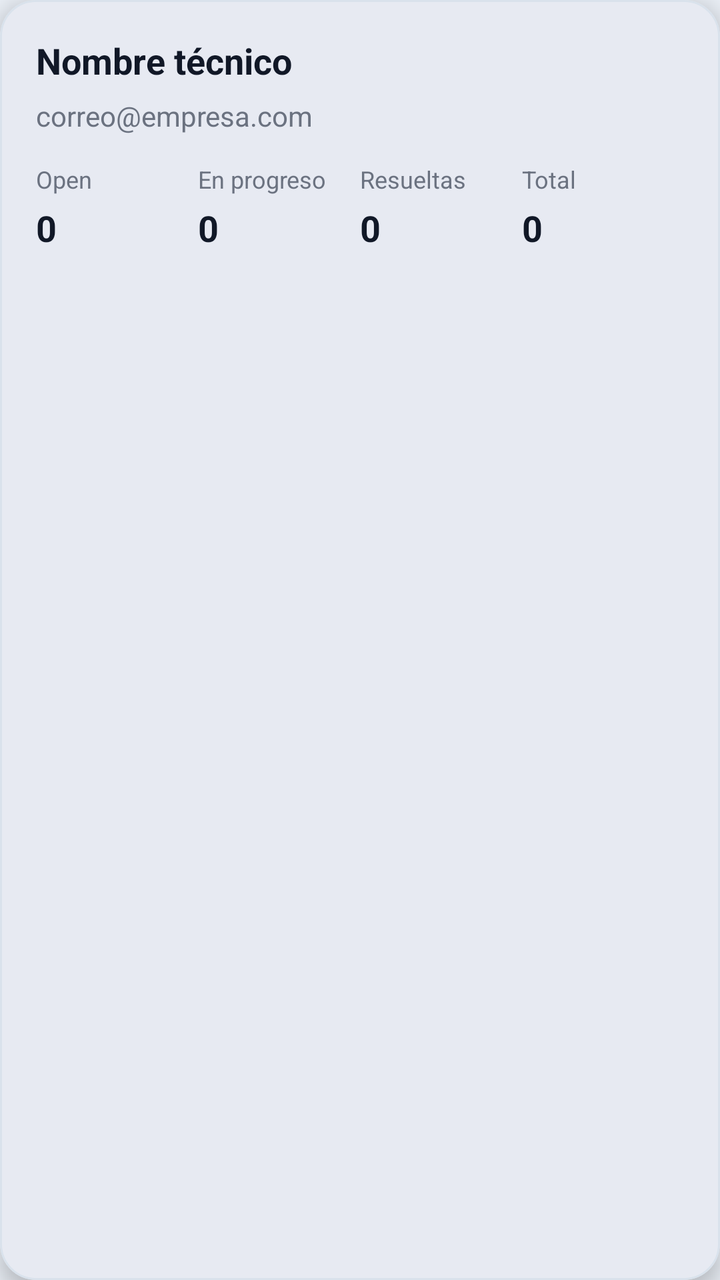
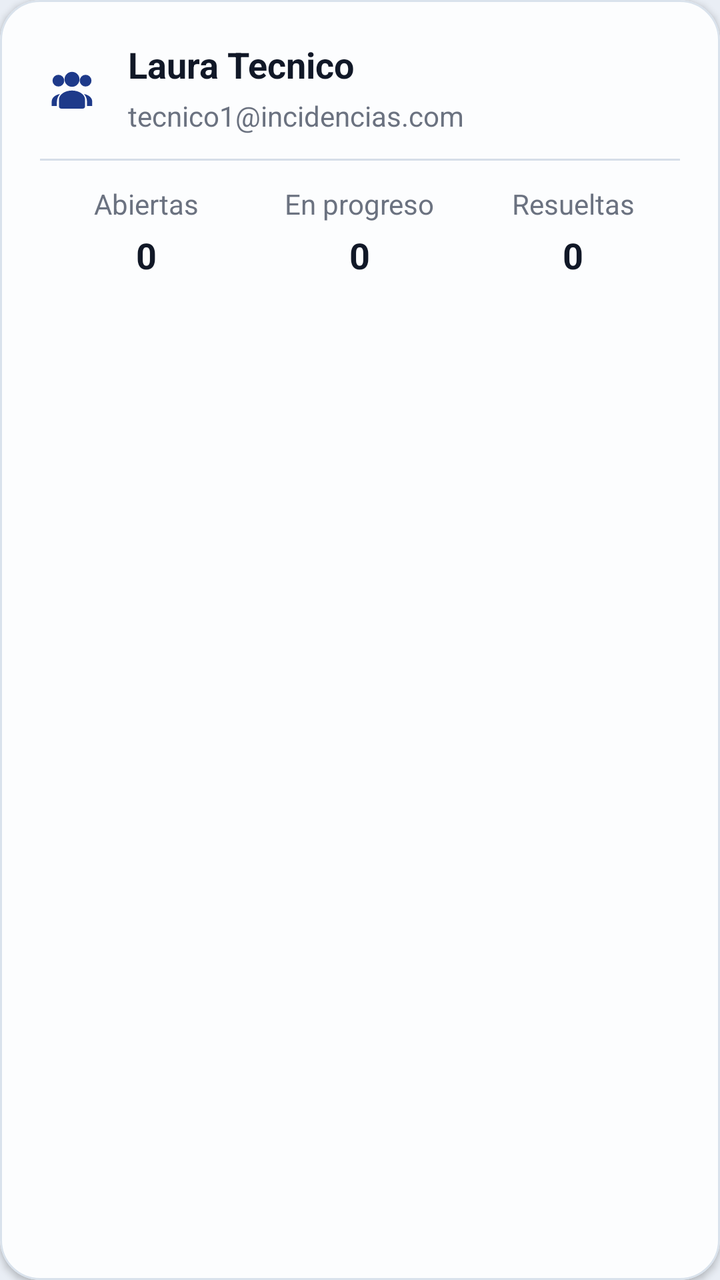

Before-and-after screenshots of an Android layout around one commit, followed by the original layout XML and the change that was made.
<!-- AndroidManifest.xml: application theme Theme.Tfgincidenciasfront -->
<!-- res/layout/item_manager_team_member.xml -->
<?xml version="1.0" encoding="utf-8"?>
<com.google.android.material.card.MaterialCardView
    xmlns:android="http://schemas.android.com/apk/res/android"
    xmlns:app="http://schemas.android.com/apk/res-auto"
    android:layout_width="match_parent"
    android:layout_height="wrap_content"
    android:layout_marginHorizontal="16dp"
    android:layout_marginTop="8dp"
    android:layout_marginBottom="4dp"
    app:cardBackgroundColor="@color/surface"
    app:cardCornerRadius="18dp"
    app:cardElevation="6dp">

    <LinearLayout
        android:layout_width="match_parent"
        android:layout_height="wrap_content"
        android:orientation="vertical"
        android:padding="18dp">

        <TextView
            android:id="@+id/tvName"
            android:layout_width="match_parent"
            android:layout_height="wrap_content"
            android:text="Nombre técnico"
            android:textColor="@color/onSurface"
            android:textSize="18sp"
            android:textStyle="bold" />

        <TextView
            android:id="@+id/tvSubtitle"
            android:layout_width="match_parent"
            android:layout_height="wrap_content"
            android:layout_marginTop="6dp"
            android:text="correo@empresa.com"
            android:textColor="@color/secondaryText"
            android:textSize="14sp" />

        <LinearLayout
            android:layout_width="match_parent"
            android:layout_height="wrap_content"
            android:layout_marginTop="14dp"
            android:orientation="horizontal">

            <LinearLayout
                android:layout_width="0dp"
                android:layout_height="wrap_content"
                android:layout_weight="1"
                android:orientation="vertical">

                <TextView
                    android:layout_width="wrap_content"
                    android:layout_height="wrap_content"
                    android:text="Open"
                    android:textColor="@color/secondaryText"
                    android:textSize="12sp" />

                <TextView
                    android:id="@+id/tvOpenCount"
                    android:layout_width="wrap_content"
                    android:layout_height="wrap_content"
                    android:layout_marginTop="4dp"
                    android:text="0"
                    android:textColor="@color/onSurface"
                    android:textSize="18sp"
                    android:textStyle="bold" />
            </LinearLayout>

            <LinearLayout
                android:layout_width="0dp"
                android:layout_height="wrap_content"
                android:layout_weight="1"
                android:orientation="vertical">

                <TextView
                    android:layout_width="wrap_content"
                    android:layout_height="wrap_content"
                    android:text="En progreso"
                    android:textColor="@color/secondaryText"
                    android:textSize="12sp" />

                <TextView
                    android:id="@+id/tvInProgressCount"
                    android:layout_width="wrap_content"
                    android:layout_height="wrap_content"
                    android:layout_marginTop="4dp"
                    android:text="0"
                    android:textColor="@color/onSurface"
                    android:textSize="18sp"
                    android:textStyle="bold" />
            </LinearLayout>

            <LinearLayout
                android:layout_width="0dp"
                android:layout_height="wrap_content"
                android:layout_weight="1"
                android:orientation="vertical">

                <TextView
                    android:layout_width="wrap_content"
                    android:layout_height="wrap_content"
                    android:text="Resueltas"
                    android:textColor="@color/secondaryText"
                    android:textSize="12sp" />

                <TextView
                    android:id="@+id/tvResolvedCount"
                    android:layout_width="wrap_content"
                    android:layout_height="wrap_content"
                    android:layout_marginTop="4dp"
                    android:text="0"
                    android:textColor="@color/onSurface"
                    android:textSize="18sp"
                    android:textStyle="bold" />
            </LinearLayout>

            <LinearLayout
                android:layout_width="0dp"
                android:layout_height="wrap_content"
                android:layout_weight="1"
                android:orientation="vertical">

                <TextView
                    android:layout_width="wrap_content"
                    android:layout_height="wrap_content"
                    android:text="Total"
                    android:textColor="@color/secondaryText"
                    android:textSize="12sp" />

                <TextView
                    android:id="@+id/tvTotalCount"
                    android:layout_width="wrap_content"
                    android:layout_height="wrap_content"
                    android:layout_marginTop="4dp"
                    android:text="0"
                    android:textColor="@color/onSurface"
                    android:textSize="18sp"
                    android:textStyle="bold" />
            </LinearLayout>
        </LinearLayout>
    </LinearLayout>
</com.google.android.material.card.MaterialCardView>
<!-- resources referenced by this layout -->
<resources>
  <color name="onSurface">#111827</color>
  <color name="secondaryText">#6B7280</color>
  <color name="surface">#FFFFFF</color>
  <style name="Theme.Tfgincidenciasfront" parent="Base.Theme.Tfgincidenciasfront" />
  <style name="Base.Theme.Tfgincidenciasfront" parent="Theme.Material3.DayNight.NoActionBar">
          
          <item name="colorPrimary">@color/primary</item>
          <item name="colorOnPrimary">@color/onPrimary</item>
          <item name="colorPrimaryContainer">@color/primary_container</item>
  
          
          <item name="android:colorBackground">@color/background</item>
  
          
          <item name="colorSurface">@color/surface</item>
          <item name="colorSurfaceVariant">@color/surfaceVariant</item>
          <item name="colorOnSurface">@color/onSurface</item>
  
          
          <item name="colorSecondary">@color/secondaryText</item>
          <item name="colorOutline">@color/stroke_soft</item>
  
          
          <item name="android:statusBarColor">@color/primary</item>
          <item name="android:navigationBarColor">@color/background</item>
  
          
          <item name="materialCardViewStyle">@style/AppCard</item>
      </style>
  <color name="primary">#1E3A8A</color>
  <color name="onPrimary">#FFFFFF</color>
  <color name="primary_container">#E8EEF9</color>
  <color name="background">#E9EEF5</color>
  <color name="surfaceVariant">#F7F9FC</color>
  <color name="stroke_soft">#E2E8F0</color>
  <style name="AppCard">
          <item name="cardCornerRadius">@dimen/card_radius</item>
          <item name="cardElevation">2dp</item>
          <item name="strokeColor">@color/stroke_card</item>
          <item name="strokeWidth">@dimen/card_stroke_width</item>
          <item name="cardBackgroundColor">@color/surface_elevated</item>
      </style>
  <dimen name="card_radius">20dp</dimen>
  <color name="stroke_card">#D9E2EC</color>
  <dimen name="card_stroke_width">1dp</dimen>
  <color name="surface_elevated">#FCFDFE</color>
</resources>

<!-- the commit's change to res/layout/item_manager_team_member.xml (unified diff, before → after) -->
@@ -2,140 +2,142 @@
 <com.google.android.material.card.MaterialCardView
     xmlns:android="http://schemas.android.com/apk/res/android"
     xmlns:app="http://schemas.android.com/apk/res-auto"
+    style="@style/AppCard"
     android:layout_width="match_parent"
     android:layout_height="wrap_content"
-    android:layout_marginHorizontal="16dp"
-    android:layout_marginTop="8dp"
-    android:layout_marginBottom="4dp"
-    app:cardBackgroundColor="@color/surface"
-    app:cardCornerRadius="18dp"
-    app:cardElevation="6dp">
+    android:layout_marginStart="@dimen/padding_screen_horizontal"
+    android:layout_marginTop="@dimen/spacing_lg"
+    android:layout_marginEnd="@dimen/padding_screen_horizontal"
+    android:clickable="true"
+    android:focusable="true"
+    android:stateListAnimator="@animator/card_press_state_animator"
+    app:rippleColor="@color/card_ripple">
 
     <LinearLayout
         android:layout_width="match_parent"
         android:layout_height="wrap_content"
         android:orientation="vertical"
-        android:padding="18dp">
-
-        <TextView
-            android:id="@+id/tvName"
-            android:layout_width="match_parent"
-            android:layout_height="wrap_content"
-            android:text="Nombre técnico"
-            android:textColor="@color/onSurface"
-            android:textSize="18sp"
-            android:textStyle="bold" />
-
-        <TextView
-            android:id="@+id/tvSubtitle"
-            android:layout_width="match_parent"
-            android:layout_height="wrap_content"
-            android:layout_marginTop="6dp"
-            android:text="correo@empresa.com"
-            android:textColor="@color/secondaryText"
-            android:textSize="14sp" />
+        android:padding="@dimen/card_padding_lg">
 
         <LinearLayout
             android:layout_width="match_parent"
             android:layout_height="wrap_content"
-            android:layout_marginTop="14dp"
+            android:gravity="center_vertical"
             android:orientation="horizontal">
+
+            <ImageView
+                android:layout_width="@dimen/icon_size_xl"
+                android:layout_height="@dimen/icon_size_xl"
+                android:contentDescription="@null"
+                android:src="@drawable/ic_home_team"
+                android:tint="@color/primary" />
+
+            <LinearLayout
+                android:layout_width="0dp"
+                android:layout_height="wrap_content"
+                android:layout_marginStart="@dimen/spacing_md"
+                android:layout_weight="1"
+                android:orientation="vertical">
+
+                <TextView
+                    android:id="@+id/tvName"
+                    style="@style/TextTitle"
+                    android:layout_width="match_parent"
+                    android:layout_height="wrap_content"
+                    android:text="Laura Tecnico" />
+
+                <TextView
+                    android:id="@+id/tvSubtitle"
+                    style="@style/TextSecondary"
+                    android:layout_width="match_parent"
+                    android:layout_height="wrap_content"
+                    android:layout_marginTop="@dimen/spacing_xs"
+                    android:text="tecnico1@incidencias.com" />
+            </LinearLayout>
+        </LinearLayout>
+
+        <View
+            android:layout_width="match_parent"
+            android:layout_height="1dp"
+            android:layout_marginTop="@dimen/spacing_md"
+            android:layout_marginBottom="@dimen/spacing_md"
+            android:background="@color/divider" />
+
+        <LinearLayout
+            android:layout_width="match_parent"
+            android:layout_height="wrap_content"
+            android:baselineAligned="false"
+            android:gravity="center_vertical"
+            android:orientation="horizontal"
+            android:weightSum="3">
 
             <LinearLayout
                 android:layout_width="0dp"
                 android:layout_height="wrap_content"
                 android:layout_weight="1"
+                android:gravity="center_horizontal"
                 android:orientation="vertical">
 
                 <TextView
+                    style="@style/TextSecondary"
                     android:layout_width="wrap_content"
                     android:layout_height="wrap_content"
-                    android:text="Open"
-                    android:textColor="@color/secondaryText"
-                    android:textSize="12sp" />
+                    android:text="Abiertas" />
 
                 <TextView
                     android:id="@+id/tvOpenCount"
+                    style="@style/TextTitle"
                     android:layout_width="wrap_content"
                     android:layout_height="wrap_content"
-                    android:layout_marginTop="4dp"
-                    android:text="0"
-                    android:textColor="@color/onSurface"
-                    android:textSize="18sp"
-                    android:textStyle="bold" />
+                    android:layout_marginTop="@dimen/spacing_xs"
+                    android:text="0" />
             </LinearLayout>
 
             <LinearLayout
                 android:layout_width="0dp"
                 android:layout_height="wrap_content"
                 android:layout_weight="1"
+                android:gravity="center_horizontal"
                 android:orientation="vertical">
 
                 <TextView
+                    style="@style/TextSecondary"
                     android:layout_width="wrap_content"
                     android:layout_height="wrap_content"
-                    android:text="En progreso"
-                    android:textColor="@color/secondaryText"
-                    android:textSize="12sp" />
+                    android:text="En progreso" />
 
                 <TextView
                     android:id="@+id/tvInProgressCount"
+                    style="@style/TextTitle"
                     android:layout_width="wrap_content"
                     android:layout_height="wrap_content"
-                    android:layout_marginTop="4dp"
-                    android:text="0"
-                    android:textColor="@color/onSurface"
-                    android:textSize="18sp"
-                    android:textStyle="bold" />
+                    android:layout_marginTop="@dimen/spacing_xs"
+                    android:text="0" />
             </LinearLayout>
 
             <LinearLayout
                 android:layout_width="0dp"
                 android:layout_height="wrap_content"
                 android:layout_weight="1"
+                android:gravity="center_horizontal"
                 android:orientation="vertical">
 
                 <TextView
+                    style="@style/TextSecondary"
                     android:layout_width="wrap_content"
                     android:layout_height="wrap_content"
-                    android:text="Resueltas"
-                    android:textColor="@color/secondaryText"
-                    android:textSize="12sp" />
+                    android:text="Resueltas" />
 
                 <TextView
                     android:id="@+id/tvResolvedCount"
+                    style="@style/TextTitle"
                     android:layout_width="wrap_content"
                     android:layout_height="wrap_content"
-                    android:layout_marginTop="4dp"
-                    android:text="0"
-                    android:textColor="@color/onSurface"
-                    android:textSize="18sp"
-                    android:textStyle="bold" />
-            </LinearLayout>
-
-            <LinearLayout
-                android:layout_width="0dp"
-                android:layout_height="wrap_content"
-                android:layout_weight="1"
-                android:orientation="vertical">
-
-                <TextView
-                    android:layout_width="wrap_content"
-                    android:layout_height="wrap_content"
-                    android:text="Total"
-                    android:textColor="@color/secondaryText"
-                    android:textSize="12sp" />
-
-                <TextView
-                    android:id="@+id/tvTotalCount"
-                    android:layout_width="wrap_content"
-                    android:layout_height="wrap_content"
-                    android:layout_marginTop="4dp"
-                    android:text="0"
-                    android:textColor="@color/onSurface"
-                    android:textSize="18sp"
-                    android:textStyle="bold" />
+                    android:layout_marginTop="@dimen/spacing_xs"
+                    android:text="0" />
             </LinearLayout>
         </LinearLayout>
+
     </LinearLayout>
+
 </com.google.android.material.card.MaterialCardView>
<!-- resource entries referenced after the edit -->
@@ -1,7 +1,10 @@
 <!-- resources referenced by this layout -->
 <resources>
+  <color name="card_ripple">#33FFFFFF</color>
+  <color name="divider">#D6DEE8</color>
   <color name="onSurface">#111827</color>
   <color name="secondaryText">#6B7280</color>
+  <dimen name="text_title">18sp</dimen>
   <color name="surface">#FFFFFF</color>
   <style name="Theme.Tfgincidenciasfront" parent="Base.Theme.Tfgincidenciasfront" />
   <style name="Base.Theme.Tfgincidenciasfront" parent="Theme.Material3.DayNight.NoActionBar">
@@ -30,6 +33,32 @@
           <item name="materialCardViewStyle">@style/AppCard</item>
       </style>
   <color name="primary">#1E3A8A</color>
+  <dimen name="card_padding_lg">20dp</dimen>
+  <dimen name="icon_size_xl">32dp</dimen>
+  <dimen name="padding_screen_horizontal">20dp</dimen>
+  <dimen name="spacing_lg">16dp</dimen>
+  <dimen name="spacing_md">12dp</dimen>
+  <dimen name="spacing_xs">4dp</dimen>
+  <!-- drawable ic_home_team (drawable) -->
+  <?xml version="1.0" encoding="utf-8"?>
+  <vector xmlns:android="http://schemas.android.com/apk/res/android"
+      android:width="24dp"
+      android:height="24dp"
+      android:viewportWidth="24"
+      android:viewportHeight="24">
+  
+      <path
+          android:fillColor="#000000"
+          android:pathData="M12,6.2a2.8,2.8 0,1 1,0 5.6a2.8,2.8 0,0 1,0 -5.6zM6.9,7.3a2.2,2.2 0,1 1,0 4.4a2.2,2.2 0,0 1,0 -4.4zM17.1,7.3a2.2,2.2 0,1 1,0 4.4a2.2,2.2 0,0 1,0 -4.4z" />
+  
+      <path
+          android:fillColor="#000000"
+          android:pathData="M12,13.2c2.7,0 4.9,1.52 4.9,3.4V19a1,1 0,0 1,-1 1H8.1a1,1 0,0 1,-1 -1v-2.4c0,-1.88 2.2,-3.4 4.9,-3.4z" />
+  
+      <path
+          android:fillColor="#000000"
+          android:pathData="M4.4,19v-1.74c0,-1.34 1.32,-2.45 3.08,-2.76a4.72,4.72 0,0 0,-1.15 2.92V19H4.4zM17.63,19v-1.58c0,-1.08 -0.42,-2.1 -1.14,-2.92c1.76,0.31 3.08,1.42 3.08,2.76V19h-1.94z" />
+  </vector>
   <color name="onPrimary">#FFFFFF</color>
   <color name="primary_container">#E8EEF9</color>
   <color name="background">#E9EEF5</color>
@@ -42,9 +71,19 @@
           <item name="strokeWidth">@dimen/card_stroke_width</item>
           <item name="cardBackgroundColor">@color/surface_elevated</item>
       </style>
+  <style name="TextSecondary">
+          <item name="android:textSize">@dimen/text_body</item>
+          <item name="android:textColor">@color/secondaryText</item>
+      </style>
+  <style name="TextTitle">
+          <item name="android:textSize">@dimen/text_title</item>
+          <item name="android:textStyle">bold</item>
+          <item name="android:textColor">@color/onSurface</item>
+      </style>
   <dimen name="card_radius">20dp</dimen>
   <color name="stroke_card">#D9E2EC</color>
   <dimen name="card_stroke_width">1dp</dimen>
   <color name="surface_elevated">#FCFDFE</color>
+  <dimen name="text_body">14sp</dimen>
 </resources>
 
